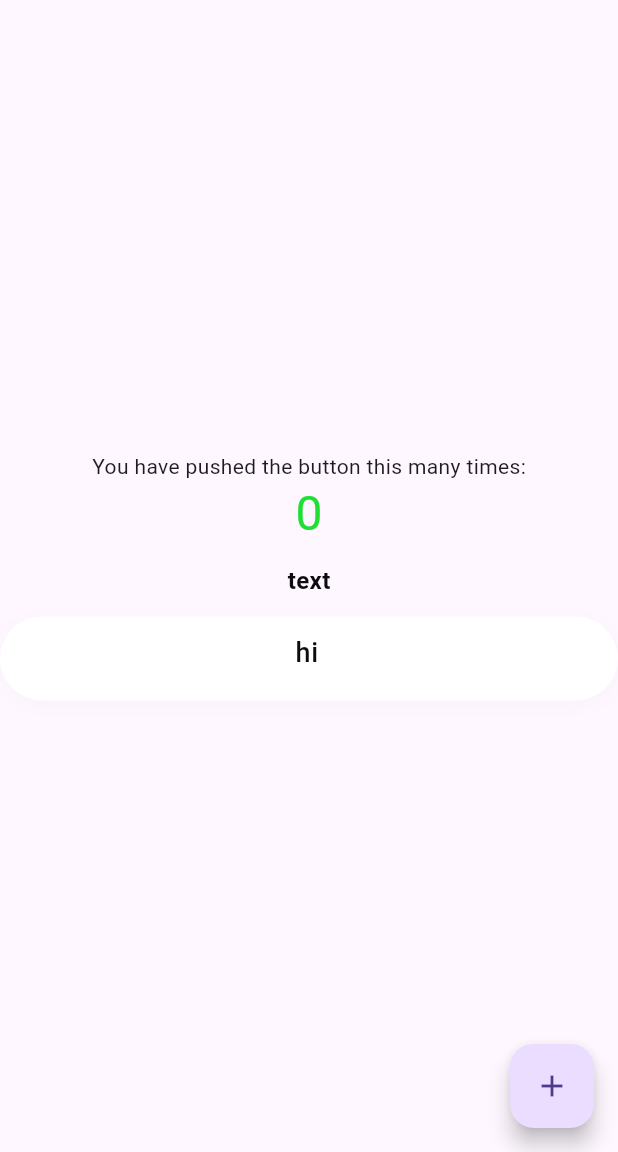
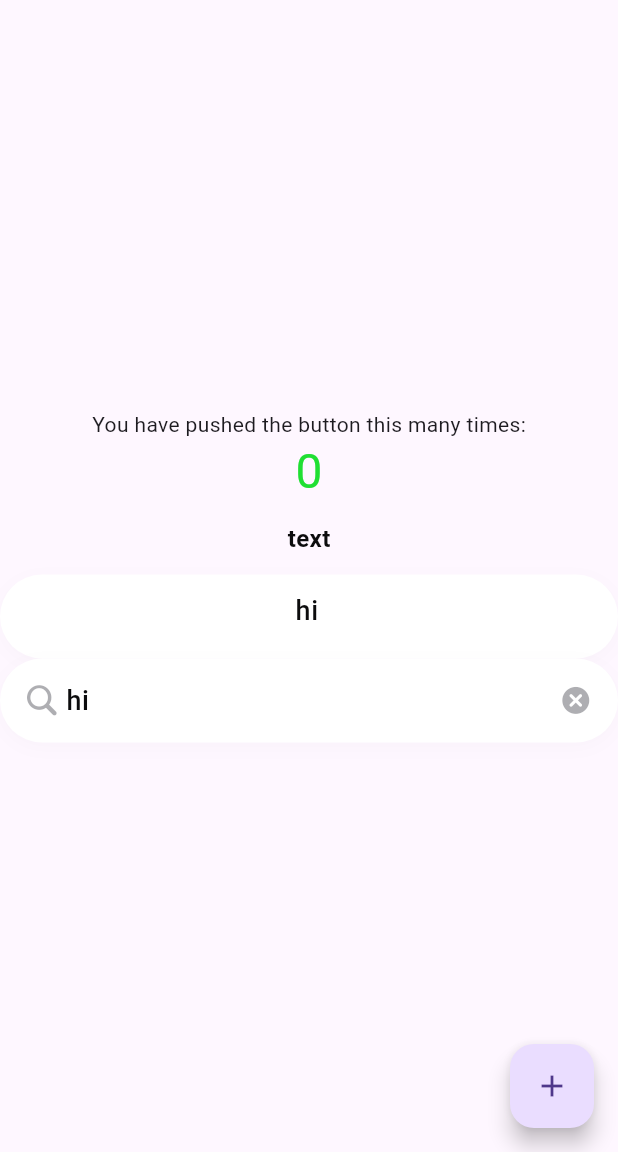
Before and after one commit to 0hayoo/moyamoya-app, a Flutter app: the screen it shows after launch, on a phone screen of 412 x 824 dp, the part 84-1236 px from its top. Run offline on Flutter 3.47's test engine with Material 3 defaults, Android fonts, the phone set to English and light mode, and no system bars; our stand-ins replace smooth_corner.

Commit message:
feat: Create Text Field

```diff
--- /dev/null
+++ b/lib/designsystem/component/clickable.dart
@@ -0,0 +1,68 @@
+import 'package:flutter/material.dart';
+import 'package:moyamoya/designsystem/foundation/app_theme.dart';
+import 'package:smooth_corner/smooth_corner.dart';
+
+class MoyaMoyaClickable extends StatefulWidget {
+  const MoyaMoyaClickable({
+    super.key,
+    required this.child,
+    required this.onPressed,
+    this.isEnabled = true,
+    this.borderRadius,
+  });
+
+  final Widget child;
+  final bool isEnabled;
+  final GestureTapCallback onPressed;
+  final BorderRadiusGeometry? borderRadius;
+
+  @override
+  State<MoyaMoyaClickable> createState() => _ClickableState();
+}
+
+class _ClickableState extends State<MoyaMoyaClickable> {
+  double _scale = 1.0;
+  bool _isTab = false;
+
+  @override
+  Widget build(BuildContext context) {
+    return GestureDetector(
+      onTap: widget.isEnabled ? widget.onPressed : () {},
+      onTapDown: (_) => _onTapDown(), // 누를 때 축소
+      onTapCancel: () => _onTapUp(), // 취소 시 복원
+      onTapUp: (_) => _onTapUp(), // 뗄 때 복원
+      child: AnimatedScale(
+        scale: _scale,
+        duration: const Duration(milliseconds: 100),
+        child: AnimatedContainer(
+          decoration: ShapeDecoration(
+            color: _isTab ? context.colors.statusHovered : Colors.transparent,
+            shape: SmoothRectangleBorder(
+              borderRadius: widget.borderRadius ?? BorderRadius.circular(12),
+              smoothness: 0.6,
+            ),
+          ),
+          duration: const Duration(milliseconds: 100),
+          child: widget.child,
+        ),
+      ),
+    );
+  }
+
+  void _onTapDown() {
+    setState(() {
+      if (!widget.isEnabled) {
+        return _onTapUp();
+      }
+      _scale = 0.95;
+      _isTab = true;
+    });
+  }
+
+  void _onTapUp() {
+    setState(() {
+      _scale = 1;
+      _isTab = false;
+    });
+  }
+}
--- /dev/null
+++ b/lib/designsystem/component/text_field.dart
@@ -0,0 +1,120 @@
+import 'package:flutter/material.dart';
+import 'package:moyamoya/designsystem/component/clickable.dart';
+import 'package:moyamoya/designsystem/foundation/app_theme.dart';
+import 'package:moyamoya/designsystem/foundation/moya_moya_icons_icons.dart';
+import 'package:smooth_corner/smooth_corner.dart';
+
+class MoyaMoyaTextField extends StatefulWidget {
+  const MoyaMoyaTextField({
+    super.key,
+    required this.controller,
+    this.hintText,
+    this.obscureText = false,
+    this.keyboardType,
+    this.onPrefixClick,
+    this.onSuffixClick,
+  });
+
+  final String? hintText;
+  final TextEditingController? controller;
+  final bool obscureText;
+  final TextInputType? keyboardType;
+  final GestureTapCallback? onPrefixClick;
+  final GestureTapCallback? onSuffixClick;
+
+  @override
+  State<MoyaMoyaTextField> createState() => _MoyaMoyaTextFieldState();
+}
+
+class _MoyaMoyaTextFieldState extends State<MoyaMoyaTextField> {
+  late TextEditingController _controller;
+
+  @override
+  void initState() {
+    super.initState();
+    _controller = widget.controller ?? TextEditingController();
+  }
+
+  @override
+  Widget build(BuildContext context) {
+    return Container(
+      height: 56,
+      decoration: ShapeDecoration(
+        color: context.colors.backgroundNormal,
+        shape: SmoothRectangleBorder(
+          borderRadius: BorderRadius.circular(99),
+          smoothness: 0.6,
+        ),
+        shadows: [context.shadow.black1],
+      ),
+      child: Padding(
+        padding: const EdgeInsets.symmetric(horizontal: 12),
+        child: Row(
+          children: [
+            ..._getPrefix(),
+            Expanded(
+              child: TextFormField(
+                controller: _controller,
+                decoration: InputDecoration(
+                  border: InputBorder.none,
+                  contentPadding: EdgeInsets.symmetric(
+                    vertical: 12.5,
+                  ),
+                  hintText: widget.hintText,
+                  hintStyle: context.typography.headlineMedium.copyWith(
+                    color: context.colors.labelNormal.withValues(alpha: 0.3),
+                  ),
+                ),
+                style: context.typography.headlineMedium,
+                textAlign: TextAlign.start,
+                obscureText: widget.obscureText,
+                keyboardType: widget.keyboardType,
+              ),
+            ),
+            ..._getSuffix(),
+          ],
+        ),
+      ),
+    );
+  }
+
+  List<Widget> _getSuffix() {
+    if (widget.onSuffixClick != null) {
+      return [
+        SizedBox(
+          width: 32,
+          height: 32,
+          child: MoyaMoyaClickable(
+            onPressed: widget.onSuffixClick!,
+            child: Icon(
+              size: 24,
+              color: context.colors.labelAlternative.withValues(alpha: 0.5),
+              MoyaMoyaIcons.out,
+            ),
+          ),
+        ),
+      ];
+    }
+    return [];
+  }
+
+  List<Widget> _getPrefix() {
+    if (widget.onPrefixClick != null) {
+      return [
+        SizedBox(
+          width: 32,
+          height: 32,
+          child: MoyaMoyaClickable(
+            onPressed: widget.onPrefixClick!,
+            child: Icon(
+              size: 24,
+              color: context.colors.labelAlternative.withValues(alpha: 0.5),
+              MoyaMoyaIcons.magnifyingglass,
+            ),
+          ),
+        ),
+      ];
+    }
+    return [];
+  }
+}
--- /dev/null
+++ b/lib/designsystem/foundation/moya_moya_icons_icons.dart
@@ -0,0 +1,26 @@
+/// Flutter icons MoyaMoyaIcons
+/// Copyright (C) 2025 by original authors @ fluttericon.com, fontello.com
+/// This font was generated by FlutterIcon.com, which is derived from Fontello.
+///
+/// To use this font, place it in your fonts/ directory and include the
+/// following in your pubspec.yaml
+///
+/// flutter:
+///   fonts:
+///    - family:  MoyaMoyaIcons
+///      fonts:
+///       - asset: fonts/MoyaMoyaIcons.ttf
+///
+///
+///
+import 'package:flutter/widgets.dart';
+
+class MoyaMoyaIcons {
+  MoyaMoyaIcons._();
+
+  static const _kFontFam = 'MoyaMoyaIcons';
+  static const String? _kFontPkg = null;
+
+  static const IconData out = IconData(0xe803, fontFamily: _kFontFam, fontPackage: _kFontPkg);
+  static const IconData magnifyingglass = IconData(0xe804, fontFamily: _kFontFam, fontPackage: _kFontPkg);
+}
--- a/lib/main.dart
+++ b/lib/main.dart
@@ -1,6 +1,7 @@
 import 'package:flutter/material.dart';
 import 'package:moyamoya/designsystem/component/centered_text_field.dart';
 import 'package:moyamoya/designsystem/component/text_button.dart';
+import 'package:moyamoya/designsystem/component/text_field.dart';
 import 'package:moyamoya/designsystem/foundation/app_theme.dart';
 import 'package:provider/provider.dart';
 
@@ -89,6 +90,11 @@ class _MyHomePageState extends State<MyHomePage> {
               controller: TextEditingController(text: "hi"),
               hintText: "hi",
             ),
+            MoyaMoyaTextField(
+              onPrefixClick: () {},
+              onSuffixClick: () {},
+              controller: TextEditingController(text: "hi"),
+            )
             // child: MoyaMoyaButton(
             //   text: "Hello",
             //   buttonSize: ButtonSize.small,
```
Also changed, not shown: pubspec.yaml (+7 -3 lines), assets/fonts/MoyaMoyaIcons.ttf (added).
